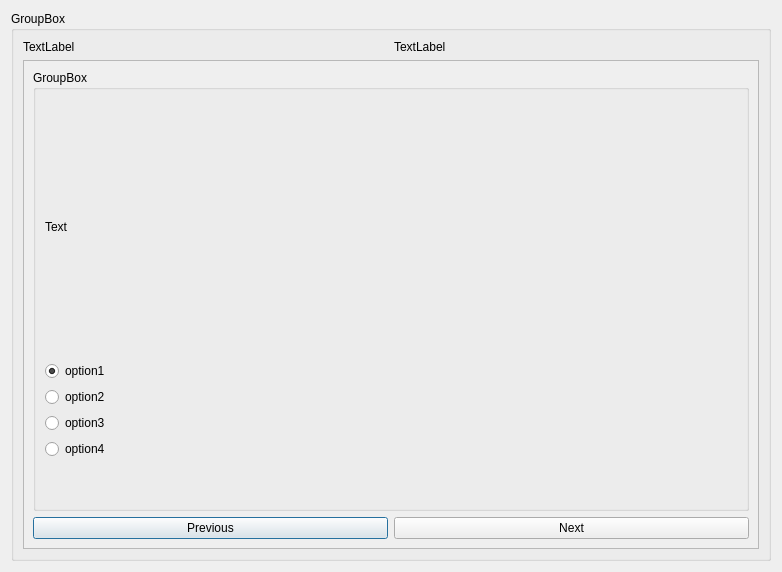
This is ExamSphereV1/class8.ui in BiratBC/ExamSphereV1 as Qt 5 draws it before an edit. The edited form follows.
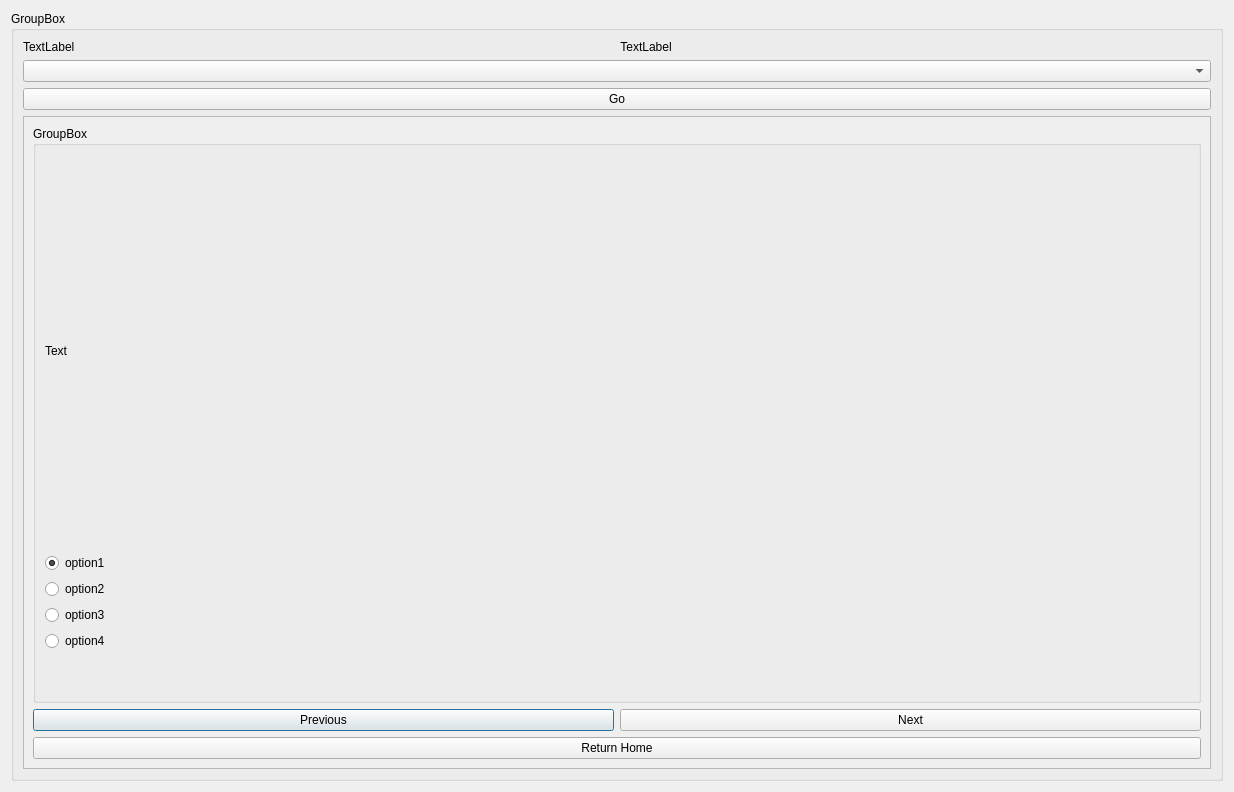
This is the edited form.

Diff of the .ui file:
```diff
--- a/ExamSphereV1/class8.ui
+++ b/ExamSphereV1/class8.ui
@@ -6,8 +6,8 @@
    <rect>
     <x>0</x>
     <y>0</y>
-    <width>782</width>
-    <height>572</height>
+    <width>1234</width>
+    <height>792</height>
    </rect>
   </property>
   <property name="windowTitle">
@@ -20,25 +20,7 @@
       <string>GroupBox</string>
      </property>
      <layout class="QGridLayout" name="gridLayout_3">
-      <item row="0" column="0">
-       <layout class="QHBoxLayout" name="horizontalLayout">
-        <item>
-         <widget class="QLabel" name="label">
-          <property name="text">
-           <string>TextLabel</string>
-          </property>
-         </widget>
-        </item>
-        <item>
-         <widget class="QLabel" name="label_2">
-          <property name="text">
-           <string>TextLabel</string>
-          </property>
-         </widget>
-        </item>
-       </layout>
-      </item>
-      <item row="1" column="0">
+      <item row="3" column="0">
        <widget class="QScrollArea" name="scrollArea">
         <property name="widgetResizable">
          <bool>true</bool>
@@ -48,8 +30,8 @@
           <rect>
            <x>0</x>
            <y>0</y>
-           <width>734</width>
-           <height>475</height>
+           <width>1186</width>
+           <height>626</height>
           </rect>
          </property>
          <layout class="QGridLayout" name="gridLayout">
@@ -144,10 +126,54 @@
             </item>
            </layout>
           </item>
+          <item row="3" column="0">
+           <widget class="QPushButton" name="homeButton">
+            <property name="text">
+             <string>Return Home</string>
+            </property>
+           </widget>
+          </item>
          </layout>
         </widget>
        </widget>
       </item>
+      <item row="1" column="0">
+       <widget class="QComboBox" name="subject"/>
+      </item>
+      <item row="0" column="0">
+       <layout class="QHBoxLayout" name="horizontalLayout">
+        <item>
+         <widget class="QLabel" name="logo5">
+          <property name="text">
+           <string>TextLabel</string>
+          </property>
+         </widget>
+        </item>
+        <item>
+         <widget class="QLabel" name="label_2">
+          <property name="sizePolicy">
+           <sizepolicy hsizetype="Expanding" vsizetype="Preferred">
+            <horstretch>0</horstretch>
+            <verstretch>0</verstretch>
+           </sizepolicy>
+          </property>
+          <property name="text">
+           <string>TextLabel</string>
+          </property>
+          <property name="alignment">
+           <set>Qt::AlignCenter</set>
+          </property>
+         </widget>
+        </item>
+       </layout>
+      </item>
+      <item row="2" column="0">
+       <widget class="QPushButton" name="start">
+        <property name="text">
+         <string>Go</string>
+        </property>
+       </widget>
+      </item>
      </layout>
     </widget>
    </item>
```
